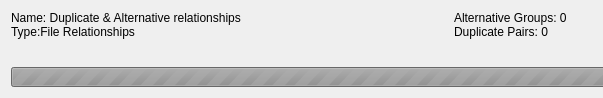
Old version of the form HydrusImporter/src/gui/hydrus/file_relationships/FileRelationshipsWidget.ui in the repository KJNeko/IDHAN; both pictures show x 0 to 603 and y 0 to 98 of the 907 by 98 pixel window.
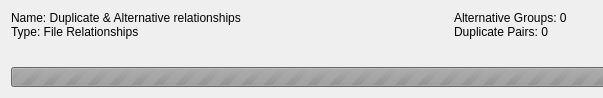
New version of the form.

Commit message: Cleans up hydrus importer UI

The edit to the form file:
```diff
--- a/HydrusImporter/src/gui/hydrus/file_relationships/FileRelationshipsWidget.ui
+++ b/HydrusImporter/src/gui/hydrus/file_relationships/FileRelationshipsWidget.ui
@@ -63,7 +63,7 @@
            </property>
            <property name="text">
             <string>Name: Duplicate &amp; Alternative relationships
-Type:File Relationships</string>
+Type: File Relationships</string>
            </property>
           </widget>
          </item>
```
The commit also changes 4 other files.
